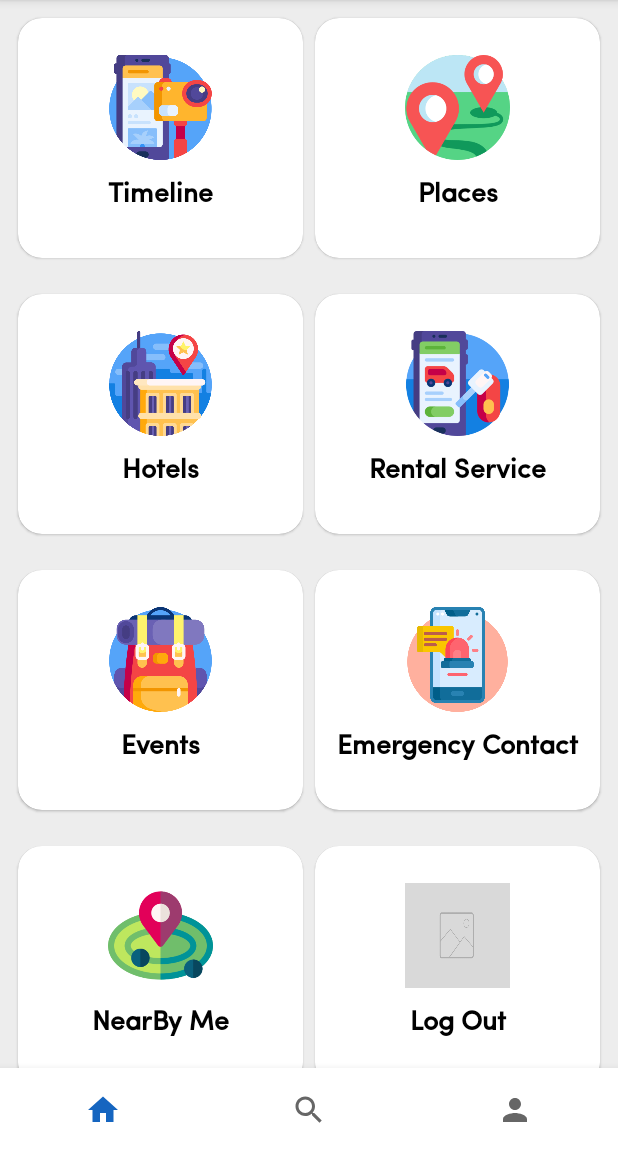
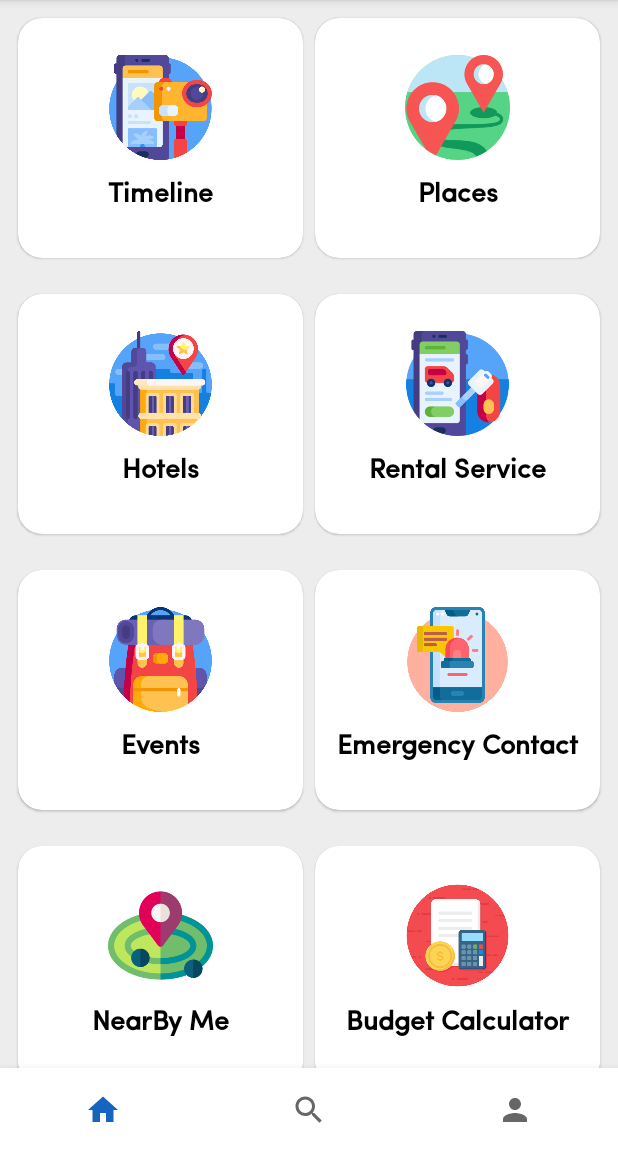
Before and after one commit to rahat14/SmartTraveller, an Android app: the screen it shows after launch once a user with an empty profile is signed in (MainActivity), on a phone screen of 412 x 824 dp, the part 84-1236 px from its top. Run offline under Robolectric (Android 15) with nearby library versions, the phone set to English and light mode, and no system bars; our stand-ins replace Firebase (no records; nobody signed in at launch, a user with empty details on screens opened directly); libraries missing offline, so code that uses them is left out: com.pusher.client.

Commit message:
added budget

```diff
--- a/app/src/main/AndroidManifest.xml
+++ b/app/src/main/AndroidManifest.xml
@@ -18,7 +18,12 @@
         android:usesCleartextTraffic="true">
         <activity
             android:name=".ui.BudgetDetails"
+            android:exported="false"
+            />
+        <activity
+            android:name=".ui.BudgetListPage"
             android:exported="false" />
+
         <activity
             android:name=".ui.PlacesCategory"
             android:exported="false" />
--- a/app/src/main/java/com/metacoder/transalvania/ui/fragments/HomeFragment.java
+++ b/app/src/main/java/com/metacoder/transalvania/ui/fragments/HomeFragment.java
@@ -8,6 +8,7 @@ import android.view.ViewGroup;
 
 import androidx.fragment.app.Fragment;
 
+import com.metacoder.transalvania.ui.BudgetListPage;
 import com.metacoder.transalvania.ui.EmergencyContactList;
 import com.metacoder.transalvania.databinding.FragmentHomeBinding;
 import com.metacoder.transalvania.ui.Events.EventPage;
@@ -57,6 +58,11 @@ public class HomeFragment extends Fragment {
                 }
         );
 
+        binding.budgetCalc.setOnClickListener(v -> {
+                    startActivity(new Intent(getContext(), BudgetListPage.class));
+                }
+        );
+
         binding.nearBy.setOnClickListener(v -> {
                     startActivity(new Intent(getContext(), Pace.class));
                 }
--- a/app/src/main/res/layout/fragment_home.xml
+++ b/app/src/main/res/layout/fragment_home.xml
@@ -333,6 +333,54 @@
                 app:cardCornerRadius="16dp">
 
                 <LinearLayout
+                    android:id="@+id/budgetCalc"
+                    android:layout_width="match_parent"
+                    android:layout_height="match_parent"
+                    android:gravity="center"
+                    android:orientation="vertical">
+
+                    <ImageView
+                        android:layout_width="70dp"
+                        android:layout_height="70dp"
+                        android:layout_gravity="center"
+                        android:background="@drawable/budget" />
+
+
+                    <TextView
+                        android:layout_width="match_parent"
+                        android:layout_height="wrap_content"
+                        android:layout_margin="8dp"
+                        android:fontFamily="@font/sofia_pro_medium"
+                        android:text="Budget Calculator"
+                        android:textAlignment="center"
+                        android:textColor="@color/black"
+                        android:textSize="18sp"
+                        android:textStyle="bold" />
+
+                </LinearLayout>
+
+
+            </com.google.android.material.card.MaterialCardView>
+
+        </LinearLayout>
+        <LinearLayout
+            android:layout_width="match_parent"
+            android:layout_height="wrap_content"
+            android:layout_margin="8dp"
+            android:orientation="horizontal"
+            android:weightSum="2">
+
+
+            <com.google.android.material.card.MaterialCardView
+                android:layout_width="0dp"
+                android:layout_height="160dp"
+                android:layout_margin="4dp"
+                android:layout_weight="1"
+                android:elevation="10dp"
+                android:padding="10dp"
+                app:cardCornerRadius="16dp">
+
+                <LinearLayout
                     android:id="@+id/log_out"
                     android:layout_width="match_parent"
                     android:layout_height="match_parent"
```
Also changed, not shown: app/src/main/java/com/metacoder/transalvania/models/BudgetModel.java (+11 -10 lines), app/src/main/java/com/metacoder/transalvania/ui/BudgetDetails.java (+28 -5 lines), app/src/main/java/com/metacoder/transalvania/ui/BudgetListPage.java (added, +105 -0 lines), app/src/main/java/com/metacoder/transalvania/ui/Events/BudgetListAdapter.java (+12 -17 lines), app/src/main/java/com/metacoder/transalvania/viewholders/viewholderForBudgetListList.java (added, +64 -0 lines), app/src/main/res/layout/activity_budget_details.xml (+12 -10 lines), app/src/main/res/layout/activity_budget_list_page.xml (added, +40 -0 lines), app/src/main/res/layout/item_review.xml (+6 -1 lines), app/src/main/res/drawable/budget.png (added).
